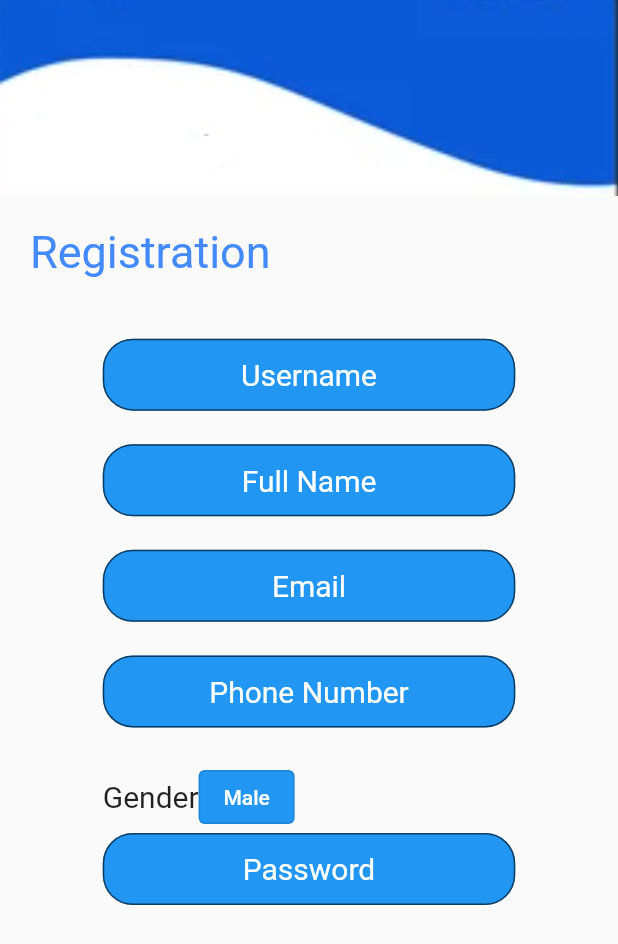
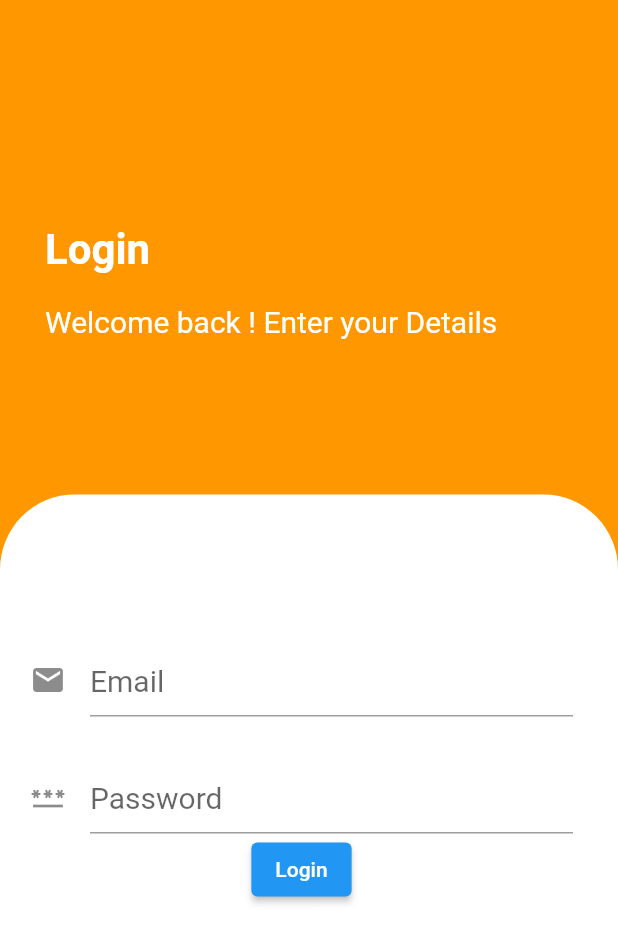
Before and after one commit to Kasammapara/Face-Recognition-System, a Flutter app: the screen it shows after launch, on a phone screen of 412 x 824 dp. Shown: the top 944 px of the screen. Run offline on Flutter 3.47's test engine with Material 2 defaults, Android fonts, the phone set to English and light mode, and no system bars.

Commit message:
initial commit

```diff
--- a/lib/main.dart
+++ b/lib/main.dart
@@ -12,197 +12,118 @@ class MyApp extends StatelessWidget {
   // This widget is the root of your application.
   @override
   Widget build(BuildContext context) {
+    double screenWidth = MediaQuery.of(context).size.width;
+    double screenHeight = MediaQuery.of(context).size.height;
     return Scaffold(
-
-        body:
-        Column(
-          crossAxisAlignment: CrossAxisAlignment.start,
+      // appBar: AppBar(
+      //   title: Center(child: Text("Login")),
+      //   backgroundColor: Colors.orangeAccent ,
+      // ),
+    //
+      body:
+      Padding(
+        padding: const EdgeInsets.all(0),
+        child: Stack(
           children: [
             Container(
-              child: Stack(
-                children: [
-                  Positioned(
-                      child:
-                  Image.asset("lib/assets/img_back.jpg")
-                  )
-                ],
-              ),
-            ),
-            Padding(
-              padding: const EdgeInsets.fromLTRB(20, 20, 20, 40),
-              child: Container(
-                child: Text(
-                  "Registration",
-                  style: TextStyle(
-                    color: Colors.blueAccent,
-                    fontSize: 30
-                  ),
-                ),
-              ),
-            ),
-            Center(
-              child: SizedBox(
-                width: 275,
-                height: 400,
+              width: screenWidth,
+              // height: screenHeight * 0.45,
+              color: Colors.orange,
+              child: Padding(
+                padding: const EdgeInsets.fromLTRB(10, 20, 0, 0),
                 child: Column(
+                  crossAxisAlignment: CrossAxisAlignment.start,
+                  mainAxisAlignment: MainAxisAlignment.start,
+
                   children: [
+                    Padding(
+                      padding: const EdgeInsets.fromLTRB(20, 130, 20, 20),
+                      child: Text("Login",
+                      style: TextStyle(
+                          color: Colors.white,
+                          fontSize: 28,
+                          fontWeight: FontWeight.bold
+                      ),
+                      ),
 
-                    Expanded(child:
-                    TextFormField(
 
-                      textAlign: TextAlign.center,
-                      decoration: InputDecoration(
-                        contentPadding: EdgeInsets.fromLTRB(10, 10, 10, 10),
-                        hintStyle:
-                        TextStyle(
-                          fontSize:20,
-                          color: Colors.white
+                    ),
+                    Padding(
+                      padding: const EdgeInsets.fromLTRB(20, 0, 20, 40),
+                      child: Text("Welcome back ! Enter your Details",
+                        style: TextStyle(
+                            color: Colors.white,
+                            fontSize: 20,
 
                         ),
-                        filled: true,
-                        fillColor: Colors.blue,
-                        hoverColor: Colors.cyan,
-                        border: OutlineInputBorder(borderRadius: BorderRadius.circular(20)),
-                        hintText: 'Username',
                       ),
                     )
-                    ),
-                    Container(
-                      child:
-                      Expanded(
-                        child:TextFormField(
+                  ],
+                ),
 
-                          textAlign: TextAlign.center,
-                          decoration: InputDecoration(
-                            contentPadding: EdgeInsets.fromLTRB(10, 10, 10, 10),
-                            hintStyle:
-                            TextStyle(
-                                fontSize:20,
-                                color: Colors.white
-
-                            ),
-                            filled: true,
-                            fillColor: Colors.blue,
-                            hoverColor: Colors.cyan,
-                            border: OutlineInputBorder(borderRadius: BorderRadius.circular(20)),
-                            hintText: 'Full Name',
-                          ),
-                        ) ,
-                      ),
-                    ),
-                    Container(
-                      child:
-                      Expanded(
-                        child:TextFormField(
-
-                          textAlign: TextAlign.center,
-                          decoration: InputDecoration(
-                            contentPadding: EdgeInsets.fromLTRB(10, 10, 10, 10),
-                            hintStyle:
-                            TextStyle(
-                                fontSize:20,
-                                color: Colors.white
-
-                            ),
-                            filled: true,
-                            fillColor: Colors.blue,
-                            hoverColor: Colors.cyan,
-                            border: OutlineInputBorder(borderRadius: BorderRadius.circular(20)),
-                            hintText: 'Email',
-                          ),
-                        ) ,
-                      ),
-                    ),Container(
-                      child:
-                      Expanded(
-                        child:TextFormField(
-
-                          textAlign: TextAlign.center,
-                          decoration: InputDecoration(
-                            contentPadding: EdgeInsets.fromLTRB(10, 10, 10, 10),
-                            hintStyle:
-                            TextStyle(
-                                fontSize:20,
-                                color: Colors.white
-
-                            ),
-                            filled: true,
-                            fillColor: Colors.blue,
-                            hoverColor: Colors.cyan,
-                            border: OutlineInputBorder(borderRadius: BorderRadius.circular(20)),
-                            hintText: 'Phone Number',
-                          ),
-                        ) ,
-                      ),
-                    ),
-                        Container(
-
-                     child: Row(
-                       // mainAxisAlignment: MainAxisAlignment.center,
-                       crossAxisAlignment: CrossAxisAlignment.center,
-                       children: [
-                         Padding(
-                           padding: const EdgeInsets.fromLTRB(0, 0, 0, 0),
-                           child: Text("Gender",
-                             textAlign: TextAlign.left,
-                             style: TextStyle(
-                               fontSize: 20,
-
-                             ),
-                           ),
-                         ),
-                         OutlinedButton(
-                           style: OutlinedButton.styleFrom(
-                             backgroundColor: Colors.blue
-                           ),
-                           onPressed: (){}, child:
-                         Text("Male", style: TextStyle(color: Colors.white),),
-
-                         )
+              ),
 
 
-                       ],
+            ),
+            Positioned(
+              top: screenHeight * 0.40,
+              // bottom: screenHeight,
+               height: screenHeight,
+              child: Container(
+                width: screenWidth,
+                height: screenHeight * 0.55,
+                decoration: BoxDecoration(
+                  color: Colors.white,
+                  borderRadius: BorderRadius.circular(50)
+                ),
+                child:
+                Padding(
+                  padding: const EdgeInsets.fromLTRB(20, 100, 30, 10),
+                  child: Column(
+                    children: [
+                      TextFormField(
+                        decoration: InputDecoration(
+                          icon: Icon(Icons.email),
 
-                     ),
+                          hintText: 'Email',
+                          hintStyle: TextStyle(
+                            fontSize: 20,
+                            // fontWeight: FontWeight.bold
+                          )
                         )
-                    ,
-                    Container(
-                      child:
-                      Expanded(
-                        child:TextFormField(
+                      ),
+                      SizedBox(
+                        height: 30,
+                      ),
+                      TextFormField(
+                          obscureText: true,
+                          decoration: InputDecoration(
+                              icon: Icon(Icons.password),
 
-                          textAlign: TextAlign.center,
-                          decoration: InputDecoration(
-                            contentPadding: EdgeInsets.fromLTRB(10, 10, 10, 10),
-                            hintStyle:
-                            TextStyle(
-                                fontSize:20,
-                                color: Colors.white
+                              hintText: 'Password',
+                              hintStyle: TextStyle(
+                                  fontSize: 20,
+                                  // fontWeight: FontWeight.bold
+                              )
+                          )
+                      ),
+                      ElevatedButton(onPressed: (){}, child: Text("Login"
+                          ,
+                      ))
 
-                            ),
-                            filled: true,
-                            fillColor: Colors.blue,
-                            hoverColor: Colors.cyan,
-                            border: OutlineInputBorder(borderRadius: BorderRadius.circular(20)),
-                            hintText: 'Password',
-                          ),
-                        ) ,
-                      ),
-                    )
+                    ],
 
-                  ],
+                  ),
+
                 ),
+
+
               ),
             )
           ],
-        )
+        ),
+      ),
 
-
-
-
-
-
-
-    );
+     );
   }
 }
```
